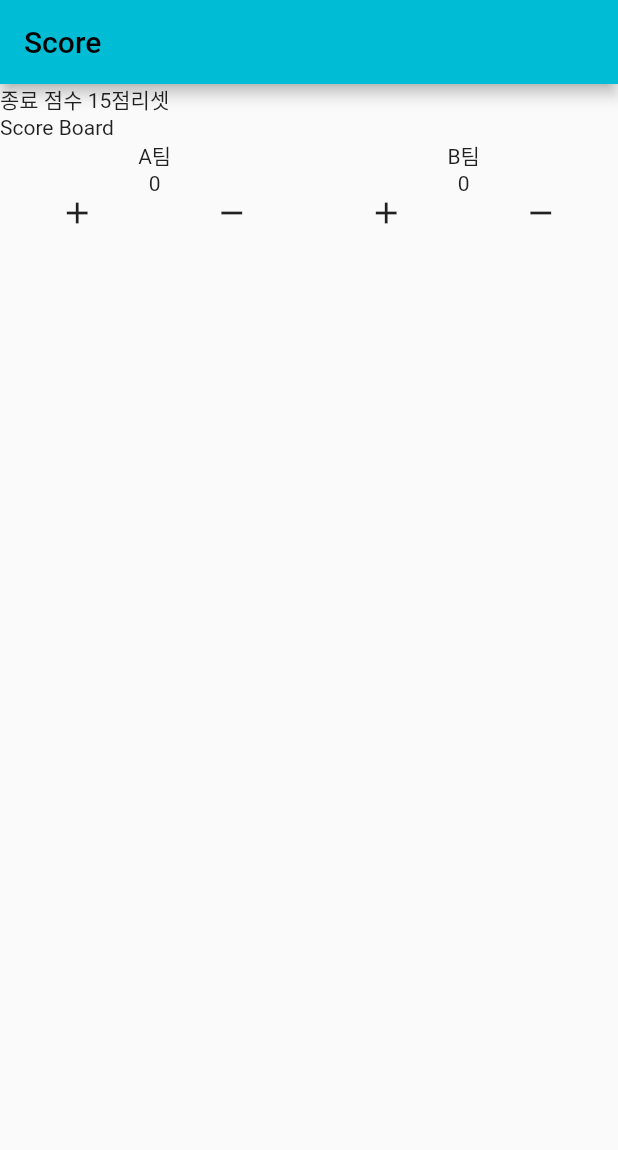
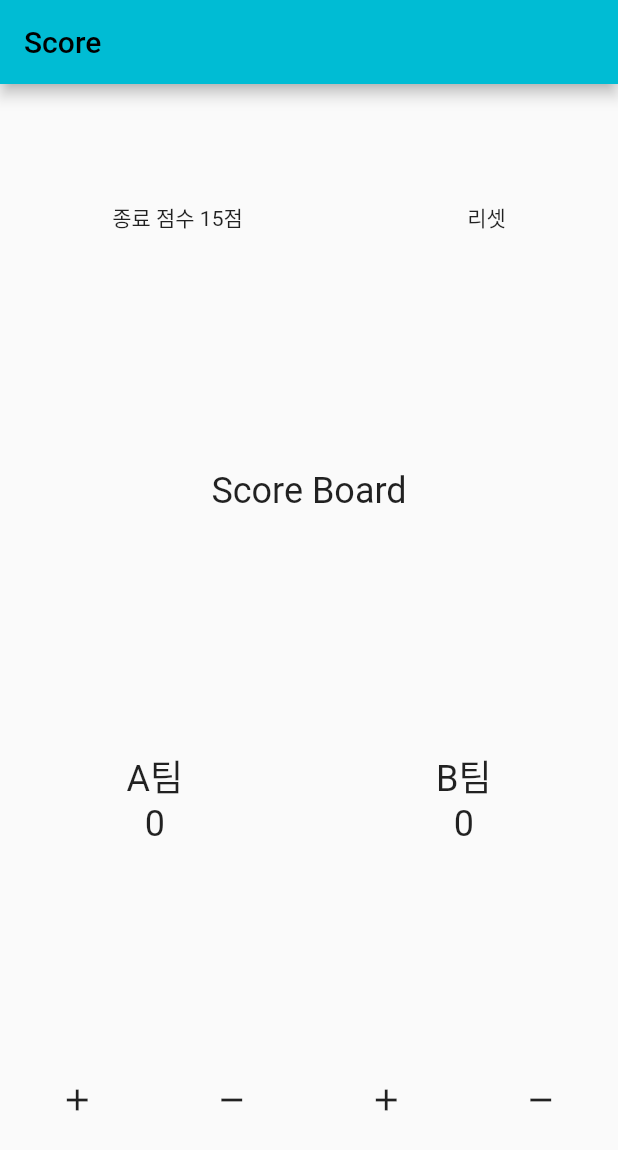
Before and after one commit to Jang-zn/flutterstudy, a Flutter app: the ScoreCountHome screen opened directly, on a phone screen of 412 x 824 dp. Shown: the top 1150 px of the screen. Run offline on Flutter 3.47's test engine with Material 2 defaults, Android fonts, the phone set to English and light mode, and no system bars.

Commit message:
글씨크기, 배치는 대강 맞췄는데 색바꾸는거 어케함

```diff
--- a/lib/ScoreCount.dart
+++ b/lib/ScoreCount.dart
@@ -53,12 +53,13 @@ class _ScoreCountHomeState extends State<ScoreCountHome> {
         ),
         body: SafeArea(
           child: Column(
+            mainAxisAlignment: MainAxisAlignment.spaceAround,
             children: [
               Row(
                 children: [
                   Text("종료 점수 15점"),
                   InkWell(
-                      child: Text("리셋"),
+                      child: Text("리셋",),
                       onTap: () {
                         setState(() {
                           scoreA = 0;
@@ -66,27 +67,32 @@ class _ScoreCountHomeState extends State<ScoreCountHome> {
                         });
                       })
                 ],
+                mainAxisAlignment: MainAxisAlignment.spaceAround,
               ),
               Row(
                 children: [
                   Text(
                     "Score Board",
-                    textAlign: TextAlign.center,
+                    style : Theme.of(context).primaryTextTheme.headline5
                   )
                 ],
+                mainAxisAlignment: MainAxisAlignment.center,
               ),
               Row(children: [
                 Column(
                   children: [
-                    Text("$teamA"),
-                    Text("$scoreA")
+                    Text("$teamA",style : Theme.of(context).primaryTextTheme.headline5),
+                    Text("$scoreA",style : Theme.of(context).primaryTextTheme.headline5)
                   ],
+                  mainAxisAlignment: MainAxisAlignment.spaceAround,
+
                 ),
                 Column(
                     children: [
-                      Text("$teamB"),
-                      Text("$scoreB")
-                    ]
+                      Text("$teamB",style : Theme.of(context).primaryTextTheme.headline5),
+                      Text("$scoreB",style : Theme.of(context).primaryTextTheme.headline5)
+                    ],
+                  mainAxisAlignment: MainAxisAlignment.spaceAround,
                 )
               ],
               mainAxisAlignment: MainAxisAlignment.spaceAround,
```
